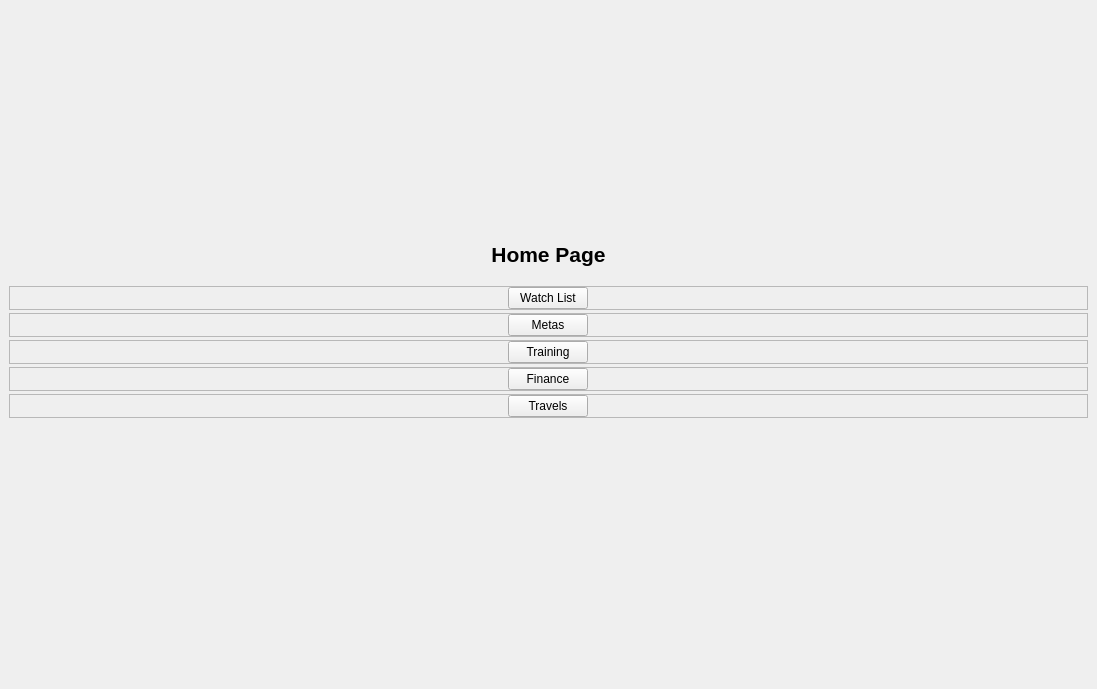
Before: the Qt Designer form gui/pages/pages.ui in NyPadilha/Ryoiki-PySide6, drawn with Qt 5.
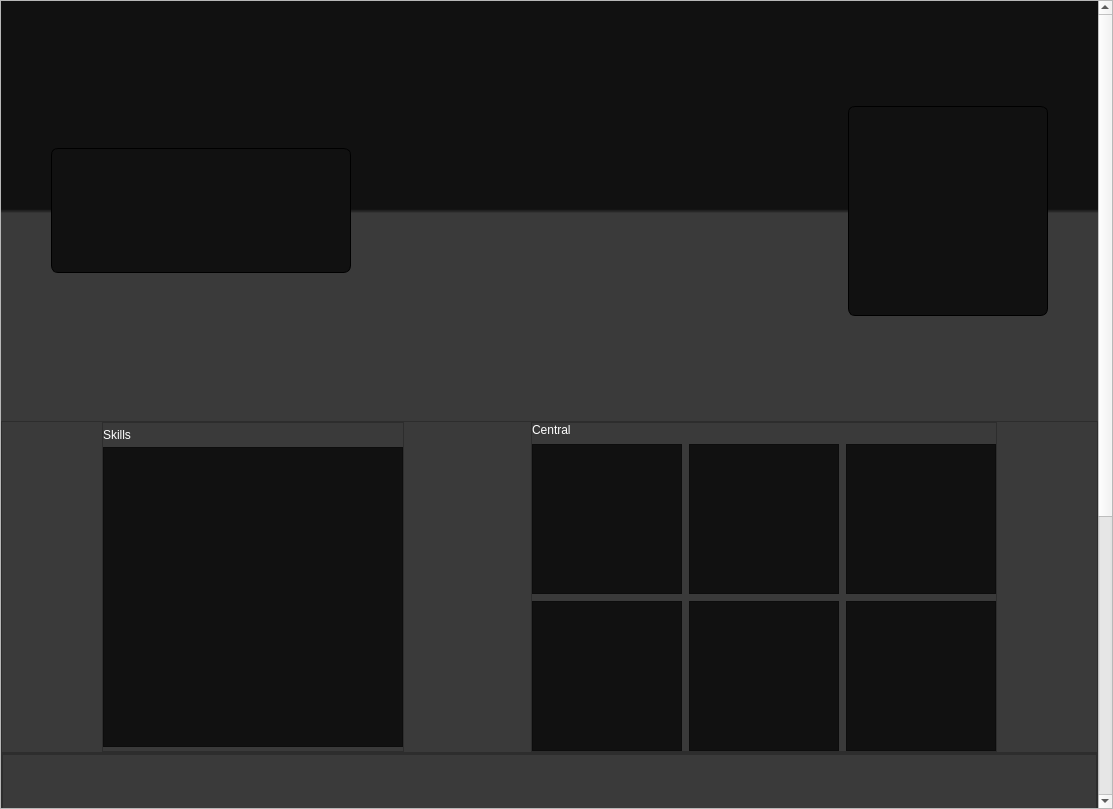
After: the same form once the commit is applied. The open tabs and pages were chosen to show the change.

Commit message: chore(home_page): new skeleton with QTDesigner

```diff
--- a/gui/pages/pages.ui
+++ b/gui/pages/pages.ui
@@ -6,8 +6,8 @@
    <rect>
     <x>0</x>
     <y>0</y>
-    <width>1097</width>
-    <height>689</height>
+    <width>1113</width>
+    <height>809</height>
    </rect>
   </property>
   <property name="windowTitle">
@@ -28,104 +28,195 @@
    </layout>
   </widget>
   <widget class="QWidget" name="home_page">
-   <layout class="QVBoxLayout" name="verticalLayout" stretch="0,0,0,0,0,0,0,0,0,0">
+   <layout class="QVBoxLayout" name="verticalLayout">
     <property name="spacing">
-     <number>3</number>
+     <number>0</number>
     </property>
-    <item>
-     <spacer name="top_spacer">
-      <property name="orientation">
-       <enum>Qt::Vertical</enum>
-      </property>
-      <property name="sizeType">
-       <enum>QSizePolicy::Expanding</enum>
-      </property>
-      <property name="sizeHint" stdset="0">
-       <size>
-        <width>20</width>
-        <height>20</height>
-       </size>
-      </property>
-     </spacer>
-    </item>
+    <property name="leftMargin">
+     <number>0</number>
+    </property>
+    <property name="topMargin">
+     <number>0</number>
+    </property>
+    <property name="rightMargin">
+     <number>0</number>
+    </property>
+    <property name="bottomMargin">
+     <number>0</number>
+    </property>
     <item>
-     <widget class="QLabel" name="title">
-      <property name="font">
-       <font>
-        <pointsize>16</pointsize>
-        <bold>true</bold>
-       </font>
+     <widget class="QScrollArea" name="scrollArea">
+      <property name="widgetResizable">
+       <bool>true</bool>
       </property>
-      <property name="text">
-       <string>Home Page</string>
-      </property>
-      <property name="alignment">
-       <set>Qt::AlignCenter</set>
-      </property>
-     </widget>
-    </item>
-    <item>
-     <spacer name="verticalSpacer">
-      <property name="orientation">
-       <enum>Qt::Vertical</enum>
-      </property>
-      <property name="sizeType">
-       <enum>QSizePolicy::Fixed</enum>
-      </property>
-      <property name="sizeHint" stdset="0">
-       <size>
-        <width>20</width>
-        <height>16</height>
-       </size>
-      </property>
-     </spacer>
-    </item>
+      <widget class="QWidget" name="scrollAreaContents">
+       <property name="geometry">
+        <rect>
+         <x>0</x>
+         <y>0</y>
+         <width>1123</width>
+         <height>1260</height>
+        </rect>
+       </property>
+       <property name="styleSheet">
+        <string notr="true">background-color: rgb(58, 58, 58);
+color: rgb(255, 255, 255);
+font: 700 12pt &quot;Calibri&quot;;</string>
+       </property>
+       <layout class="QVBoxLayout" name="verticalLayout_7">
+        <property name="spacing">
+         <number>0</number>
+        </property>
+        <property name="leftMargin">
+         <number>0</number>
+        </property>
+        <property name="topMargin">
+         <number>0</number>
+        </property>
+        <property name="rightMargin">
+         <number>0</number>
+        </property>
+        <property name="bottomMargin">
+         <number>0</number>
+        </property>
     <item>
-     <widget class="QFrame" name="btn_1">
+         <widget class="QFrame" name="cover">
+          <property name="sizePolicy">
+           <sizepolicy hsizetype="Expanding" vsizetype="Expanding">
+            <horstretch>0</horstretch>
+            <verstretch>0</verstretch>
+           </sizepolicy>
+          </property>
       <property name="minimumSize">
        <size>
         <width>0</width>
-        <height>0</height>
-       </size>
-      </property>
+            <height>420</height>
+           </size>
+          </property>
+          <property name="maximumSize">
+           <size>
+            <width>16777215</width>
+            <height>420</height>
+           </size>
+          </property>
+          <property name="styleSheet">
+           <string notr="true">background-color: qlineargradient(spread:pad, x1:0, y1:0, x2:0, y2:1, stop:0 #111111, stop:0.495 #111111, stop:0.505 #3A3A3A, stop:1 #3A3A3A);
+</string>
+          </property>
       <property name="frameShape">
-       <enum>QFrame::StyledPanel</enum>
+           <enum>QFrame::NoFrame</enum>
       </property>
       <property name="frameShadow">
        <enum>QFrame::Raised</enum>
       </property>
+          <property name="lineWidth">
+           <number>0</number>
+          </property>
       <layout class="QHBoxLayout" name="horizontalLayout">
        <property name="spacing">
         <number>0</number>
        </property>
        <property name="leftMargin">
-        <number>0</number>
+            <number>50</number>
        </property>
        <property name="topMargin">
         <number>0</number>
        </property>
        <property name="rightMargin">
-        <number>0</number>
+            <number>50</number>
        </property>
        <property name="bottomMargin">
         <number>0</number>
        </property>
        <item>
-        <widget class="QPushButton" name="watch_list_btn">
+            <widget class="QFrame" name="time_frame">
          <property name="sizePolicy">
-          <sizepolicy hsizetype="Fixed" vsizetype="Fixed">
+              <sizepolicy hsizetype="Expanding" vsizetype="Expanding">
            <horstretch>0</horstretch>
            <verstretch>0</verstretch>
           </sizepolicy>
          </property>
+             <property name="minimumSize">
+              <size>
+               <width>300</width>
+               <height>125</height>
+              </size>
+             </property>
          <property name="maximumSize">
           <size>
-           <width>16777215</width>
-           <height>16777215</height>
-          </size>
-         </property>
-         <property name="text">
-          <string>Watch List</string>
+               <width>300</width>
+               <height>125</height>
+              </size>
+             </property>
+             <property name="styleSheet">
+              <string notr="true">background-color: rgb(17, 17, 17);
+border: 1px solid;
+border-radius: 7px;
+border-color: rgb(0, 0, 0);
+box-shadow: 5px 5px 10px rgba(0, 0, 0, 0.5);</string>
+             </property>
+             <property name="frameShape">
+              <enum>QFrame::StyledPanel</enum>
+             </property>
+             <property name="frameShadow">
+              <enum>QFrame::Raised</enum>
+             </property>
+             <property name="lineWidth">
+              <number>1</number>
+             </property>
+            </widget>
+           </item>
+           <item>
+            <spacer name="horizontalSpacer">
+             <property name="orientation">
+              <enum>Qt::Horizontal</enum>
+             </property>
+             <property name="sizeType">
+              <enum>QSizePolicy::Expanding</enum>
+             </property>
+             <property name="sizeHint" stdset="0">
+              <size>
+               <width>40</width>
+               <height>20</height>
+              </size>
+             </property>
+            </spacer>
+           </item>
+           <item>
+            <widget class="QFrame" name="profile_frame">
+             <property name="sizePolicy">
+              <sizepolicy hsizetype="Expanding" vsizetype="Expanding">
+               <horstretch>0</horstretch>
+               <verstretch>0</verstretch>
+              </sizepolicy>
+             </property>
+             <property name="minimumSize">
+              <size>
+               <width>150</width>
+               <height>160</height>
+              </size>
+             </property>
+             <property name="maximumSize">
+              <size>
+               <width>200</width>
+               <height>210</height>
+              </size>
+             </property>
+             <property name="styleSheet">
+              <string notr="true">background-color: rgb(17, 17, 17);
+border: 1px solid;
+border-radius: 7px;
+border-color: rgb(0, 0, 0);
+box-shadow: 5px 5px 10px rgba(0, 0, 0, 0.5);</string>
+             </property>
+             <property name="frameShape">
+              <enum>QFrame::StyledPanel</enum>
+             </property>
+             <property name="frameShadow">
+              <enum>QFrame::Raised</enum>
+             </property>
+             <property name="lineWidth">
+              <number>1</number>
          </property>
         </widget>
        </item>
@@ -133,12 +224,39 @@
      </widget>
     </item>
     <item>
-     <widget class="QFrame" name="btn_2">
-      <property name="minimumSize">
-       <size>
-        <width>0</width>
-        <height>0</height>
-       </size>
+         <widget class="QFrame" name="content">
+          <property name="frameShape">
+           <enum>QFrame::NoFrame</enum>
+          </property>
+          <property name="frameShadow">
+           <enum>QFrame::Raised</enum>
+          </property>
+          <property name="lineWidth">
+           <number>0</number>
+          </property>
+          <layout class="QVBoxLayout" name="verticalLayout_8">
+           <property name="spacing">
+            <number>0</number>
+           </property>
+           <property name="leftMargin">
+            <number>0</number>
+           </property>
+           <property name="topMargin">
+            <number>0</number>
+           </property>
+           <property name="rightMargin">
+            <number>0</number>
+           </property>
+           <property name="bottomMargin">
+            <number>0</number>
+           </property>
+           <item>
+            <widget class="QFrame" name="container_1">
+             <property name="sizePolicy">
+              <sizepolicy hsizetype="Expanding" vsizetype="MinimumExpanding">
+               <horstretch>0</horstretch>
+               <verstretch>0</verstretch>
+              </sizepolicy>
       </property>
       <property name="frameShape">
        <enum>QFrame::StyledPanel</enum>
@@ -151,8 +269,32 @@
         <number>0</number>
        </property>
        <property name="leftMargin">
+               <number>100</number>
+              </property>
+              <property name="topMargin">
         <number>0</number>
        </property>
+              <property name="rightMargin">
+               <number>100</number>
+              </property>
+              <property name="bottomMargin">
+               <number>0</number>
+              </property>
+              <item>
+               <widget class="QFrame" name="skills">
+                <property name="frameShape">
+                 <enum>QFrame::StyledPanel</enum>
+                </property>
+                <property name="frameShadow">
+                 <enum>QFrame::Raised</enum>
+                </property>
+                <layout class="QVBoxLayout" name="verticalLayout_9">
+                 <property name="spacing">
+                  <number>0</number>
+                 </property>
+                 <property name="leftMargin">
+                  <number>0</number>
+                 </property>
        <property name="topMargin">
         <number>0</number>
        </property>
@@ -163,29 +305,308 @@
         <number>0</number>
        </property>
        <item>
-        <widget class="QPushButton" name="metas_btn">
-         <property name="sizePolicy">
-          <sizepolicy hsizetype="Fixed" vsizetype="Fixed">
-           <horstretch>0</horstretch>
-           <verstretch>0</verstretch>
-          </sizepolicy>
+                  <widget class="QLabel" name="label_6">
+                   <property name="maximumSize">
+                    <size>
+                     <width>16777215</width>
+                     <height>20</height>
+                    </size>
+                   </property>
+                   <property name="styleSheet">
+                    <string notr="true">font: 700 16pt;</string>
          </property>
          <property name="text">
-          <string>Metas</string>
+                    <string>Skills</string>
          </property>
         </widget>
        </item>
-      </layout>
-     </widget>
-    </item>
     <item>
-     <widget class="QFrame" name="btn_3">
+                  <widget class="QFrame" name="frame">
       <property name="minimumSize">
        <size>
-        <width>0</width>
+                     <width>300</width>
         <height>0</height>
        </size>
       </property>
+                   <property name="maximumSize">
+                    <size>
+                     <width>16777215</width>
+                     <height>300</height>
+                    </size>
+                   </property>
+                   <property name="styleSheet">
+                    <string notr="true">background-color: rgb(17, 17, 17);</string>
+                   </property>
+                   <property name="frameShape">
+                    <enum>QFrame::StyledPanel</enum>
+                   </property>
+                   <property name="frameShadow">
+                    <enum>QFrame::Raised</enum>
+                   </property>
+                  </widget>
+                 </item>
+                </layout>
+               </widget>
+              </item>
+              <item>
+               <spacer name="horizontalSpacer_2">
+                <property name="orientation">
+                 <enum>Qt::Horizontal</enum>
+                </property>
+                <property name="sizeHint" stdset="0">
+                 <size>
+                  <width>40</width>
+                  <height>20</height>
+                 </size>
+                </property>
+               </spacer>
+              </item>
+              <item>
+               <widget class="QFrame" name="central">
+                <property name="sizePolicy">
+                 <sizepolicy hsizetype="Expanding" vsizetype="Preferred">
+                  <horstretch>0</horstretch>
+                  <verstretch>0</verstretch>
+                 </sizepolicy>
+                </property>
+                <property name="frameShape">
+                 <enum>QFrame::StyledPanel</enum>
+                </property>
+                <property name="frameShadow">
+                 <enum>QFrame::Raised</enum>
+                </property>
+                <layout class="QGridLayout" name="gridLayout">
+                 <property name="leftMargin">
+                  <number>0</number>
+                 </property>
+                 <property name="topMargin">
+                  <number>0</number>
+                 </property>
+                 <property name="rightMargin">
+                  <number>0</number>
+                 </property>
+                 <property name="bottomMargin">
+                  <number>0</number>
+                 </property>
+                 <property name="spacing">
+                  <number>7</number>
+                 </property>
+                 <item row="2" column="3">
+                  <widget class="QFrame" name="frame_7">
+                   <property name="sizePolicy">
+                    <sizepolicy hsizetype="Expanding" vsizetype="Expanding">
+                     <horstretch>0</horstretch>
+                     <verstretch>0</verstretch>
+                    </sizepolicy>
+                   </property>
+                   <property name="minimumSize">
+                    <size>
+                     <width>150</width>
+                     <height>150</height>
+                    </size>
+                   </property>
+                   <property name="maximumSize">
+                    <size>
+                     <width>150</width>
+                     <height>150</height>
+                    </size>
+                   </property>
+                   <property name="styleSheet">
+                    <string notr="true">background-color: rgb(17, 17, 17);</string>
+                   </property>
+                   <property name="frameShape">
+                    <enum>QFrame::StyledPanel</enum>
+                   </property>
+                   <property name="frameShadow">
+                    <enum>QFrame::Raised</enum>
+                   </property>
+                  </widget>
+                 </item>
+                 <item row="1" column="1">
+                  <widget class="QFrame" name="frame_3">
+                   <property name="sizePolicy">
+                    <sizepolicy hsizetype="Expanding" vsizetype="Expanding">
+                     <horstretch>0</horstretch>
+                     <verstretch>0</verstretch>
+                    </sizepolicy>
+                   </property>
+                   <property name="minimumSize">
+                    <size>
+                     <width>150</width>
+                     <height>150</height>
+                    </size>
+                   </property>
+                   <property name="maximumSize">
+                    <size>
+                     <width>150</width>
+                     <height>150</height>
+                    </size>
+                   </property>
+                   <property name="styleSheet">
+                    <string notr="true">background-color: rgb(17, 17, 17);</string>
+                   </property>
+                   <property name="frameShape">
+                    <enum>QFrame::StyledPanel</enum>
+                   </property>
+                   <property name="frameShadow">
+                    <enum>QFrame::Raised</enum>
+                   </property>
+                  </widget>
+                 </item>
+                 <item row="1" column="3">
+                  <widget class="QFrame" name="frame_6">
+                   <property name="sizePolicy">
+                    <sizepolicy hsizetype="Expanding" vsizetype="Expanding">
+                     <horstretch>0</horstretch>
+                     <verstretch>0</verstretch>
+                    </sizepolicy>
+                   </property>
+                   <property name="minimumSize">
+                    <size>
+                     <width>150</width>
+                     <height>150</height>
+                    </size>
+                   </property>
+                   <property name="maximumSize">
+                    <size>
+                     <width>150</width>
+                     <height>150</height>
+                    </size>
+                   </property>
+                   <property name="styleSheet">
+                    <string notr="true">background-color: rgb(17, 17, 17);</string>
+                   </property>
+                   <property name="frameShape">
+                    <enum>QFrame::StyledPanel</enum>
+                   </property>
+                   <property name="frameShadow">
+                    <enum>QFrame::Raised</enum>
+                   </property>
+                  </widget>
+                 </item>
+                 <item row="2" column="2">
+                  <widget class="QFrame" name="frame_5">
+                   <property name="sizePolicy">
+                    <sizepolicy hsizetype="Expanding" vsizetype="Expanding">
+                     <horstretch>0</horstretch>
+                     <verstretch>0</verstretch>
+                    </sizepolicy>
+                   </property>
+                   <property name="minimumSize">
+                    <size>
+                     <width>150</width>
+                     <height>150</height>
+                    </size>
+                   </property>
+                   <property name="maximumSize">
+                    <size>
+                     <width>150</width>
+                     <height>150</height>
+                    </size>
+                   </property>
+                   <property name="styleSheet">
+                    <string notr="true">background-color: rgb(17, 17, 17);</string>
+                   </property>
+                   <property name="frameShape">
+                    <enum>QFrame::StyledPanel</enum>
+                   </property>
+                   <property name="frameShadow">
+                    <enum>QFrame::Raised</enum>
+                   </property>
+                  </widget>
+                 </item>
+                 <item row="2" column="1">
+                  <widget class="QFrame" name="frame_2">
+                   <property name="sizePolicy">
+                    <sizepolicy hsizetype="Expanding" vsizetype="Expanding">
+                     <horstretch>0</horstretch>
+                     <verstretch>0</verstretch>
+                    </sizepolicy>
+                   </property>
+                   <property name="minimumSize">
+                    <size>
+                     <width>150</width>
+                     <height>150</height>
+                    </size>
+                   </property>
+                   <property name="maximumSize">
+                    <size>
+                     <width>150</width>
+                     <height>150</height>
+                    </size>
+                   </property>
+                   <property name="styleSheet">
+                    <string notr="true">background-color: rgb(17, 17, 17);</string>
+                   </property>
+                   <property name="frameShape">
+                    <enum>QFrame::StyledPanel</enum>
+                   </property>
+                   <property name="frameShadow">
+                    <enum>QFrame::Raised</enum>
+                   </property>
+                  </widget>
+                 </item>
+                 <item row="1" column="2">
+                  <widget class="QFrame" name="frame_4">
+                   <property name="sizePolicy">
+                    <sizepolicy hsizetype="Expanding" vsizetype="Expanding">
+                     <horstretch>0</horstretch>
+                     <verstretch>0</verstretch>
+                    </sizepolicy>
+                   </property>
+                   <property name="minimumSize">
+                    <size>
+                     <width>150</width>
+                     <height>150</height>
+                    </size>
+                   </property>
+                   <property name="maximumSize">
+                    <size>
+                     <width>150</width>
+                     <height>150</height>
+                    </size>
+                   </property>
+                   <property name="styleSheet">
+                    <string notr="true">background-color: rgb(17, 17, 17);</string>
+                   </property>
+                   <property name="frameShape">
+                    <enum>QFrame::StyledPanel</enum>
+                   </property>
+                   <property name="frameShadow">
+                    <enum>QFrame::Raised</enum>
+                   </property>
+                  </widget>
+                 </item>
+                 <item row="0" column="1">
+                  <widget class="QLabel" name="label_7">
+                   <property name="sizePolicy">
+                    <sizepolicy hsizetype="Preferred" vsizetype="Preferred">
+                     <horstretch>0</horstretch>
+                     <verstretch>0</verstretch>
+                    </sizepolicy>
+                   </property>
+                   <property name="maximumSize">
+                    <size>
+                     <width>16777215</width>
+                     <height>20</height>
+                    </size>
+                   </property>
+                   <property name="styleSheet">
+                    <string notr="true">font: 700 16pt;</string>
+                   </property>
+                   <property name="text">
+                    <string>Central</string>
+                   </property>
+                  </widget>
+                 </item>
+                </layout>
+               </widget>
+              </item>
+             </layout>
+            </widget>
+           </item>
+           <item>
+            <widget class="QFrame" name="container_2">
       <property name="frameShape">
        <enum>QFrame::StyledPanel</enum>
       </property>
@@ -209,27 +630,11 @@
         <number>0</number>
        </property>
        <item>
-        <widget class="QPushButton" name="training_btn">
-         <property name="sizePolicy">
-          <sizepolicy hsizetype="Fixed" vsizetype="Fixed">
-           <horstretch>0</horstretch>
-           <verstretch>0</verstretch>
-          </sizepolicy>
-         </property>
-         <property name="text">
-          <string>Training</string>
-         </property>
-        </widget>
-       </item>
-      </layout>
-     </widget>
-    </item>
-    <item>
-     <widget class="QFrame" name="btn_4">
+               <widget class="QFrame" name="frame_8">
       <property name="minimumSize">
        <size>
         <width>0</width>
-        <height>0</height>
+                  <height>500</height>
        </size>
       </property>
       <property name="frameShape">
@@ -238,112 +643,18 @@
       <property name="frameShadow">
        <enum>QFrame::Raised</enum>
       </property>
-      <layout class="QHBoxLayout" name="horizontalLayout_4">
-       <property name="spacing">
-        <number>0</number>
-       </property>
-       <property name="leftMargin">
-        <number>0</number>
-       </property>
-       <property name="topMargin">
-        <number>0</number>
-       </property>
-       <property name="rightMargin">
-        <number>0</number>
-       </property>
-       <property name="bottomMargin">
-        <number>0</number>
-       </property>
-       <item>
-        <widget class="QPushButton" name="finance_btn">
-         <property name="sizePolicy">
-          <sizepolicy hsizetype="Fixed" vsizetype="Fixed">
-           <horstretch>0</horstretch>
-           <verstretch>0</verstretch>
-          </sizepolicy>
-         </property>
-         <property name="text">
-          <string>Finance</string>
-         </property>
+                <layout class="QVBoxLayout" name="verticalLayout_10"/>
         </widget>
        </item>
       </layout>
      </widget>
     </item>
-    <item>
-     <widget class="QFrame" name="btn_5">
-      <property name="minimumSize">
-       <size>
-        <width>0</width>
-        <height>0</height>
-       </size>
-      </property>
-      <property name="frameShape">
-       <enum>QFrame::StyledPanel</enum>
-      </property>
-      <property name="frameShadow">
-       <enum>QFrame::Raised</enum>
-      </property>
-      <layout class="QHBoxLayout" name="horizontalLayout_5">
-       <property name="spacing">
-        <number>0</number>
-       </property>
-       <property name="leftMargin">
-        <number>0</number>
-       </property>
-       <property name="topMargin">
-        <number>0</number>
-       </property>
-       <property name="rightMargin">
-        <number>0</number>
-       </property>
-       <property name="bottomMargin">
-        <number>0</number>
-       </property>
-       <item>
-        <widget class="QPushButton" name="travels_btn">
-         <property name="sizePolicy">
-          <sizepolicy hsizetype="Fixed" vsizetype="Fixed">
-           <horstretch>0</horstretch>
-           <verstretch>0</verstretch>
-          </sizepolicy>
-         </property>
-         <property name="text">
-          <string>Travels</string>
-         </property>
+          </layout>
         </widget>
        </item>
       </layout>
      </widget>
-    </item>
-    <item>
-     <spacer name="verticalSpacer_2">
-      <property name="orientation">
-       <enum>Qt::Vertical</enum>
-      </property>
-      <property name="sizeType">
-       <enum>QSizePolicy::Fixed</enum>
-      </property>
-      <property name="sizeHint" stdset="0">
-       <size>
-        <width>20</width>
-        <height>30</height>
-       </size>
-      </property>
-     </spacer>
-    </item>
-    <item>
-     <spacer name="botom_spacer">
-      <property name="orientation">
-       <enum>Qt::Vertical</enum>
-      </property>
-      <property name="sizeHint" stdset="0">
-       <size>
-        <width>20</width>
-        <height>40</height>
-       </size>
-      </property>
-     </spacer>
+     </widget>
     </item>
    </layout>
   </widget>
```
Left out of the diff: 24 changed lines with no effect on the pictures. Lines whose indentation alone changed are shown as unchanged.
